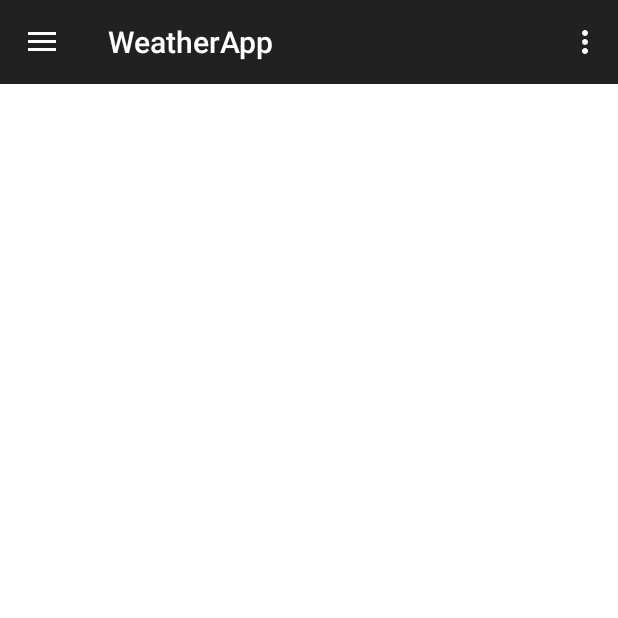
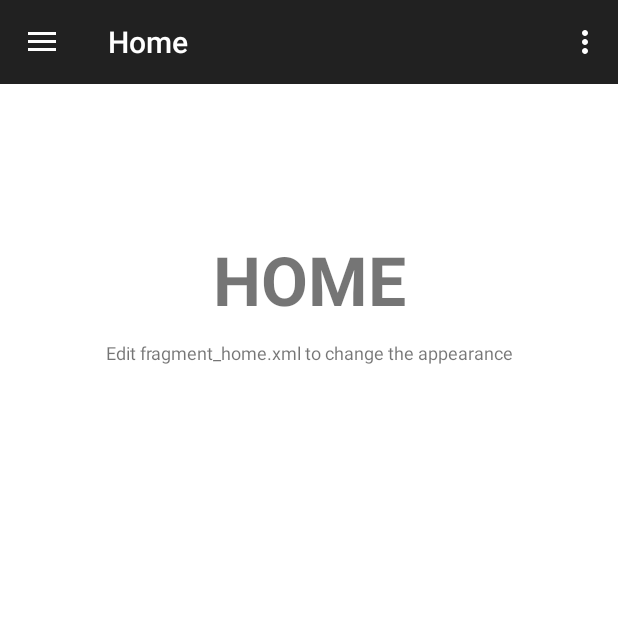
Before and after one commit to KaloyanIT/WeatherApp, an Android app: the screen it shows after launch (MainActivity), on a phone screen of 412 x 824 dp, the top half of it. Run offline under Robolectric (Android 15) with nearby library versions, the phone set to English and light mode, and no system bars; our stand-ins replace RxJava; network calls fail.

Commit message:
Add fragment manager Add home fragment

```diff
--- a/WeatherApp/app/src/main/java/com/example/kaloyan/weatherapp/MainActivity.java
+++ b/WeatherApp/app/src/main/java/com/example/kaloyan/weatherapp/MainActivity.java
@@ -1,22 +1,23 @@
 package com.example.kaloyan.weatherapp;
 
-import android.app.Activity;
+
 import android.os.Bundle;
+import android.support.v4.app.Fragment;
+import android.support.v4.app.FragmentManager;
+import android.support.v4.app.FragmentTransaction;
 import android.support.v4.widget.DrawerLayout;
 import android.support.v7.app.AppCompatActivity;
 import android.support.v7.widget.Toolbar;
 import android.view.Menu;
 import android.view.MenuItem;
 import android.view.View;
-import android.widget.ArrayAdapter;
-import android.widget.ListView;
-import android.widget.TextView;
 
 import com.example.kaloyan.weatherapp.data.WeatherData;
 import com.example.kaloyan.weatherapp.models.Weather;
 import com.example.kaloyan.weatherapp.utils.Constants;
-
-import java.util.ArrayList;
+import com.example.kaloyan.weatherapp.views.FragmentDrawer;
+import com.example.kaloyan.weatherapp.views.Fragments.WeeklyFragment;
+import com.example.kaloyan.weatherapp.views.HomeFragment;
 
 import io.reactivex.android.schedulers.AndroidSchedulers;
 import io.reactivex.functions.Function;
@@ -40,6 +41,8 @@ public class MainActivity extends AppCompatActivity implements FragmentDrawer.Fr
                 getSupportFragmentManager().findFragmentById(R.id.fragment_navigation_drawer);
         drawerFragment.setUp(R.id.fragment_navigation_drawer, (DrawerLayout) findViewById(R.id.drawer_layout), mToolbar);
         drawerFragment.setDrawerListener(this);
+
+        displayView(0);
 
 
         WeatherData data = new WeatherData(url);
@@ -71,6 +74,33 @@ public class MainActivity extends AppCompatActivity implements FragmentDrawer.Fr
 
     @Override
     public void onDrawerItemSelected(View view, int position) {
+        displayView(position);
+    }
 
+    private void displayView(int position) {
+        Fragment fragment = null;
+        String title = getString(R.string.app_name);
+        switch (position) {
+            case 0:
+                fragment = new HomeFragment();
+                title = getString(R.string.title_home);
+                break;
+            case 1:
+                fragment = new WeeklyFragment();
+                title = getString(R.string.title_weekly);
+                break;
+            default:
+                break;
+        }
+
+        if(fragment != null) {
+            FragmentManager fragmentManager = getSupportFragmentManager();
+            FragmentTransaction fragmentTransaction = fragmentManager.beginTransaction();
+            fragmentTransaction.replace(R.id.container_body, fragment);
+            fragmentTransaction.commit();
+
+            // set the toolbar title
+            getSupportActionBar().setTitle(title);
+        }
     }
 }
--- a/WeatherApp/app/src/main/java/com/example/kaloyan/weatherapp/NavigationDrawerAdapter.java
+++ b/WeatherApp/app/src/main/java/com/example/kaloyan/weatherapp/adapters/NavigationDrawerAdapter.java
@@ -1,4 +1,4 @@
-package com.example.kaloyan.weatherapp;
+package com.example.kaloyan.weatherapp.adapters;
 
 import android.content.Context;
 import android.support.v7.widget.RecyclerView;
@@ -6,6 +6,9 @@ import android.view.LayoutInflater;
 import android.view.View;
 import android.view.ViewGroup;
 import android.widget.TextView;
+
+import com.example.kaloyan.weatherapp.models.NavDrawerItem;
+import com.example.kaloyan.weatherapp.R;
 
 import java.util.Collections;
 import java.util.List;
--- a/WeatherApp/app/src/main/java/com/example/kaloyan/weatherapp/NavDrawerItem.java
+++ b/WeatherApp/app/src/main/java/com/example/kaloyan/weatherapp/models/NavDrawerItem.java
@@ -1,4 +1,4 @@
-package com.example.kaloyan.weatherapp;
+package com.example.kaloyan.weatherapp.models;
 
 /**
  * Created by kaloyan on 09.04.17.
--- a/WeatherApp/app/src/main/java/com/example/kaloyan/weatherapp/FragmentDrawerListener.java
+++ b/WeatherApp/app/src/main/java/com/example/kaloyan/weatherapp/views/FragmentDrawerListener.java
@@ -1,4 +1,4 @@
-package com.example.kaloyan.weatherapp;
+package com.example.kaloyan.weatherapp.views;
 
 import android.view.View;
 
--- /dev/null
+++ b/WeatherApp/app/src/main/java/com/example/kaloyan/weatherapp/views/HomeFragment.java
@@ -0,0 +1,41 @@
+package com.example.kaloyan.weatherapp.views;
+
+
+import android.app.Activity;
+import android.os.Bundle;
+import android.support.v4.app.Fragment;
+import android.view.LayoutInflater;
+import android.view.View;
+import android.view.ViewGroup;
+import android.widget.TextView;
+
+import com.example.kaloyan.weatherapp.R;
+
+/**
+ * A simple {@link Fragment} subclass.
+ */
+public class HomeFragment extends Fragment {
+
+
+    public HomeFragment() {
+        // Required empty public constructor
+    }
+
+
+    @Override
+    public View onCreateView(LayoutInflater inflater, ViewGroup container,
+                             Bundle savedInstanceState) {
+        View rootView = inflater.inflate(R.layout.fragment_home, container, false);
+        return rootView;
+    }
+
+    @Override
+    public void onAttach(Activity activity) {
+        super.onAttach(activity);
+    }
+
+    @Override
+    public void onDetach() {
+        super.onDetach();
+    }
+}
--- a/WeatherApp/app/src/main/res/layout/activity_main.xml
+++ b/WeatherApp/app/src/main/res/layout/activity_main.xml
@@ -34,7 +34,7 @@
 
     <fragment
         android:id="@+id/fragment_navigation_drawer"
-        android:name="com.example.kaloyan.weatherapp.FragmentDrawer"
+        android:name="com.example.kaloyan.weatherapp.views.FragmentDrawer"
         android:layout_width="@dimen/nav_drawer_width"
         android:layout_height="match_parent"
         android:layout_gravity="start"
--- /dev/null
+++ b/WeatherApp/app/src/main/res/layout/fragment_home.xml
@@ -0,0 +1,30 @@
+<RelativeLayout xmlns:android="http://schemas.android.com/apk/res/android"
+    xmlns:tools="http://schemas.android.com/tools"
+    android:layout_width="match_parent"
+    android:layout_height="match_parent"
+    android:orientation="vertical"
+    tools:context=".views.HomeFragment">
+
+
+    <TextView
+        android:id="@+id/label"
+        android:layout_alignParentTop="true"
+        android:layout_marginTop="100dp"
+        android:layout_width="fill_parent"
+        android:layout_height="wrap_content"
+        android:gravity="center_horizontal"
+        android:textSize="45dp"
+        android:text="HOME"
+        android:textStyle="bold"/>
+
+    <TextView
+        android:layout_below="@id/label"
+        android:layout_centerInParent="true"
+        android:layout_width="fill_parent"
+        android:layout_height="wrap_content"
+        android:textSize="12dp"
+        android:layout_marginTop="10dp"
+        android:gravity="center_horizontal"
+        android:text="Edit fragment_home.xml to change the appearance" />
+
+</RelativeLayout>
--- /dev/null
+++ b/WeatherApp/app/src/main/res/layout/fragment_weekly.xml
@@ -0,0 +1,6 @@
+<?xml version="1.0" encoding="utf-8"?>
+<LinearLayout xmlns:android="http://schemas.android.com/apk/res/android"
+    android:orientation="vertical" android:layout_width="match_parent"
+    android:layout_height="match_parent">
+
+</LinearLayout>
--- a/WeatherApp/app/src/main/res/values/strings.xml
+++ b/WeatherApp/app/src/main/res/values/strings.xml
@@ -2,14 +2,16 @@
     <string name="app_name">WeatherApp</string>
     <string name="nav_item_home">Home</string>
     <string name="action_settings">Settings</string>
-    <string name="nav_item_cities">Cities</string>
+    <string name="nav_item_weekly">7 days</string>
     <string name="drawer_open">Open</string>
     <string name="drawer_close">Close</string>
+    <string name="title_home">Home</string>
+    <string name="title_weekly">7 days</string>
 
     <!-- navigation drawer item labels  -->
     <string-array name="nav_drawer_labels">
         <item>@string/nav_item_home</item>
-        <item>@string/nav_item_cities</item>
+        <item>@string/nav_item_weekly</item>
     </string-array>
 
     <!-- TODO: Remove or change this placeholder text -->
```
Also changed, not shown: WeatherApp/app/src/main/java/com/example/kaloyan/weatherapp/views/FragmentDrawer.java (renamed from WeatherApp/app/src/main/java/com/example/kaloyan/weatherapp/FragmentDrawer.java, +5 -3 lines), WeatherApp/app/src/main/java/com/example/kaloyan/weatherapp/views/Fragments/HomeFragment.java (added, +40 -0 lines), WeatherApp/app/src/main/java/com/example/kaloyan/weatherapp/views/Fragments/WeeklyFragment.java (added, +32 -0 lines).
